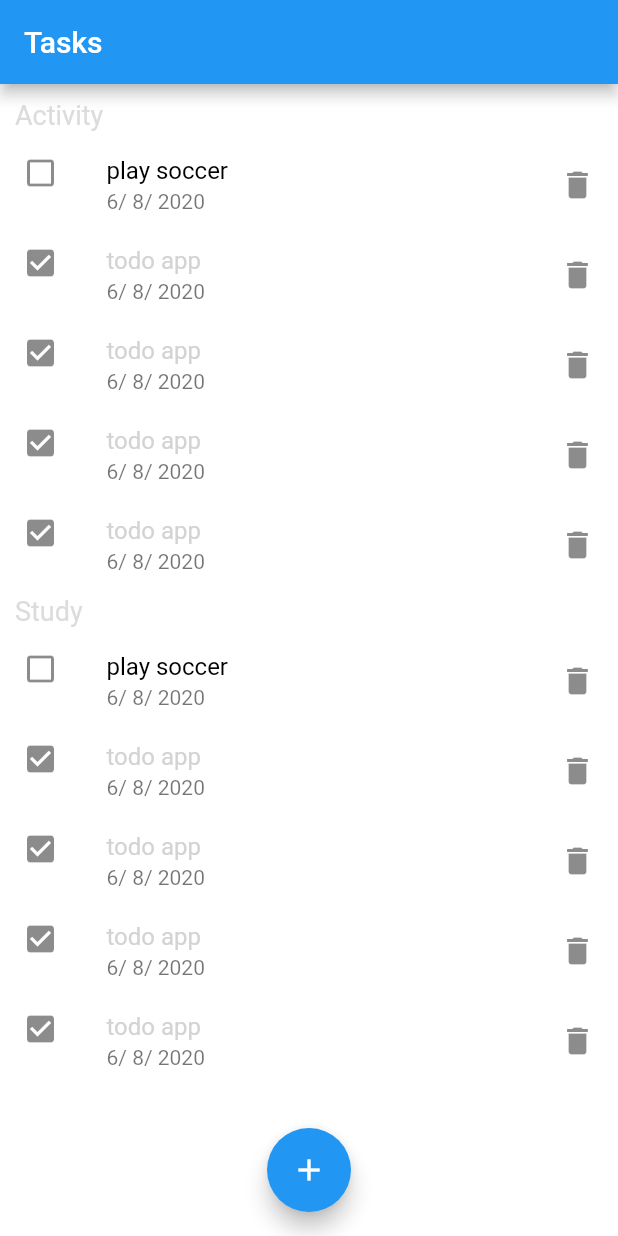
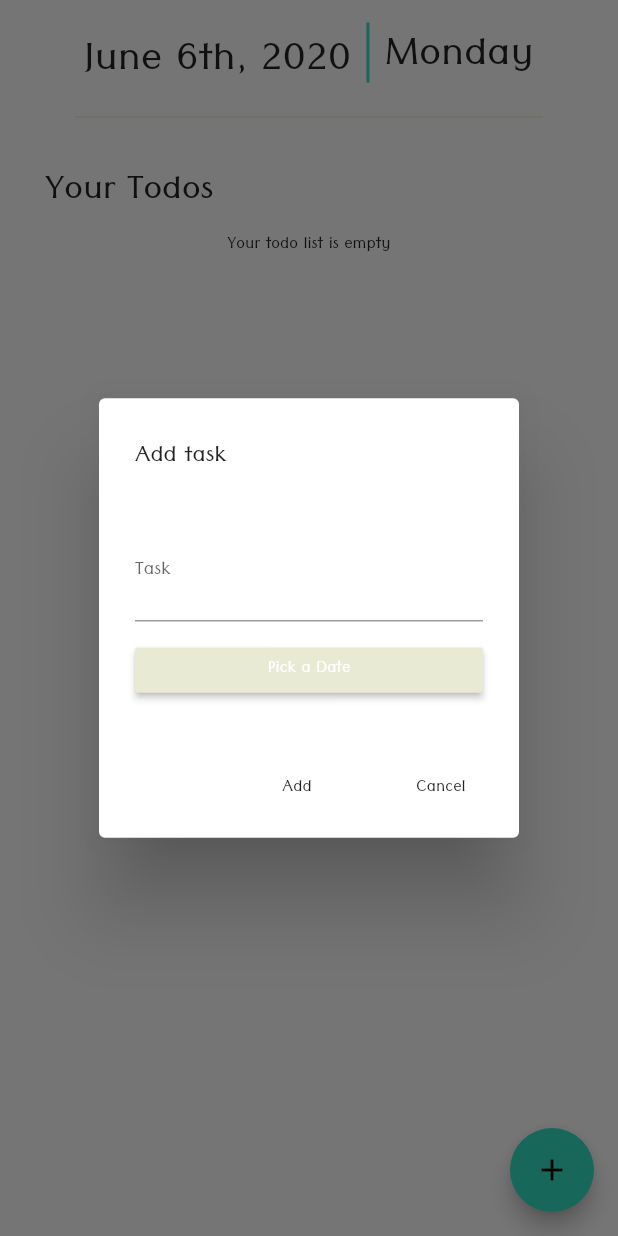
Before and after one commit to Bherekhet/todo, a Flutter app: the screen it shows after launch, after a tap on the "add" icon, on a phone screen of 412 x 824 dp. Run offline on Flutter 3.47's test engine with Material 2 defaults, Android fonts, the phone set to English and light mode, and no system bars.

Commit message:
Simple todo app roughly implemented, will work on connecting to db next

```diff
--- a/lib/constants.dart
+++ b/lib/constants.dart
@@ -2,6 +2,10 @@ library mygloba.globals;
 import 'package:flutter/widgets.dart';
 
 const TextStyle tTodoListTitle = TextStyle(color: Color(0xff000000), fontSize: 20,fontWeight: FontWeight.w400);
-const TextStyle tCompletedTodoTask = TextStyle(color: Color(0xffD3D3D3), fontSize: 16,fontWeight: FontWeight.w400);
-const TextStyle tTodoTask = TextStyle(color: Color(0xff000000), fontSize: 16,fontWeight: FontWeight.w400);
-const TextStyle tTodoCatagory = TextStyle(color: Color(0xffDCDCDC), fontSize: 18,fontWeight: FontWeight.w400);
+const TextStyle tCompletedTodoTask = TextStyle(color: Color(0xffD3D3D3), fontSize: 30,fontWeight: FontWeight.w400, decoration: TextDecoration.lineThrough);
+const TextStyle tTodoTask = TextStyle(color: Color(0xff000000), fontSize: 30,fontWeight: FontWeight.w400);
+const TextStyle tTodoCatagory = TextStyle(fontSize: 30,fontWeight: FontWeight.w400);
+const TextStyle tTodoTaskDate = TextStyle(fontSize: 20,fontWeight: FontWeight.w500);
+
+const TextStyle tScreenTitleDay = TextStyle(fontSize: 35);
+const TextStyle tScreenTitleDate = TextStyle(fontSize: 35);
--- a/lib/main.dart
+++ b/lib/main.dart
@@ -1,6 +1,9 @@
 import 'package:flutter/cupertino.dart';
 import 'package:flutter/material.dart';
+import 'package:provider/provider.dart';
+
 import './screens/todo_List_Screen.dart';
+import './providers/todo_list.dart';
 
 void main() {
   runApp(MyApp());
@@ -9,11 +12,39 @@ void main() {
 class MyApp extends StatelessWidget {
   @override
   Widget build(BuildContext context) {
-    return MaterialApp(
-      debugShowCheckedModeBanner: false,
-      title: 'Todo List',
-      home: TodoListScreen(),
+    return MultiProvider(
+      providers: [
+        ChangeNotifierProvider.value(
+          value: TodoList(),
+        ),
+        ChangeNotifierProvider.value(
+          value: Tasks(),
+        ),
+      ],
+      child: MaterialApp(
+        debugShowCheckedModeBanner: false,
+        title: 'Todo List',
+        theme: ThemeData(
+            primaryColor: Color(0xff32e0c4),
+            accentColor: Color(0xffe8ead3),
+            fontFamily: 'TenaliRamakrishna'),
+        home: TodoListScreen(),
+      ),
+    );
 
-    );
+    // MaterialApp(
+    // debugShowCheckedModeBanner: false,
+    // title: 'Todo List',
+    // theme: ThemeData(
+    //     primaryColor: Color(0xff32e0c4),
+    //     accentColor: Color(0xffe8ead3),
+    //     fontFamily: 'TenaliRamakrishna'),
+    //   home: MultiProvider(
+    //         providers: [
+    //           ChangeNotifierProvider.value(value: TodoList(),),
+    //           ChangeNotifierProvider.value(value: Tasks(),)
+    //         ],
+    //     child: TodoListScreen()),
+    // );
   }
 }
--- a/lib/providers/todo_list.dart
+++ b/lib/providers/todo_list.dart
@@ -1,21 +1,66 @@
+import 'package:flutter/cupertino.dart';
 
-
-class Tasks {
-  final String id;
-  final String title;
-
-  Tasks(this.id, this.title);
-}
-
-
-class TodoList {
-  final String id;
-  final String catagory;
-  final List<Tasks> tasks;
-
-  TodoList(this.id, this.catagory, this.tasks);
+// Map<String, Tasks> _tasks = {
+//   0,
+//   Tasks(
+//     id: '90',
+//     title: 'go for a swim',
+//     isComplete: true,
+//     dateTime: DateTime.now(),
+//   ),
+//   Tasks(
+//     id: '50',
+//     title: 'go for a swim',
+//     isComplete: false,
+//     dateTime: DateTime.now(),
+//   ),
+// };
 
 
 
+class Tasks with ChangeNotifier{
+  final String id;
+  final String title;
+  bool isComplete = false;
+  final DateTime dateTime;
+
+  Tasks({this.id, this.title, this.dateTime, this.isComplete});
+
+  void toggleCompleted(String id) {
+    isComplete = !isComplete;
+    notifyListeners();
+  }
+}
+
+class TodoList with ChangeNotifier {
+  Map<String, Tasks> _todos = {};
+
+  Map<String, Tasks> get tasks {
+    return {..._todos};
+  }
+
+  void addTodo(title, complete, date) {
+    if (date!= null) {
+      String value = '${_todos.length}';
+      _todos['$value'] = Tasks(id: value, title: title, isComplete: false, dateTime: date);
+    }
+    notifyListeners();
+  }
+
+  void toggleCompleted(String id) {
+    _todos.values.toList()[int.parse(id)].isComplete = !_todos.values.toList()[int.parse(id)].isComplete;
+    notifyListeners();
+  }
+
+  void deleteTask(String id) {
+    _todos.remove(id);
+    notifyListeners();
+  }
+
+  void sortTodoOnDate() {
+
+    notifyListeners();
+  }
+
 
 }
--- a/lib/screens/todo_List_Screen.dart
+++ b/lib/screens/todo_List_Screen.dart
@@ -1,112 +1,97 @@
 import 'package:flutter/cupertino.dart';
 import 'package:flutter/material.dart';
+import 'package:provider/provider.dart';
 
-import '../widgets/todo_catagory.dart';
+import '../widgets/add_todo_task.dart';
+import '../providers/todo_list.dart';
 import '../widgets/todo_Item.dart';
 import '../constants.dart' as Globals;
-
-List _tasks = [
-  {
-    'id': 0,
-    'catagory': 'Activity',
-    'tasks': [
-      'play soccer',
-      'go for a swim',
-    ],
-    'date': DateTime.now(),
-  },
-  {
-    'id': 1,
-    'catagory': 'Study',
-    'tasks': [
-      'Algorithms',
-      'todo app',
-    ],
-    'date': DateTime.now(),
-  },
-];
 
 class TodoListScreen extends StatelessWidget {
   @override
   Widget build(BuildContext context) {
+    final tasks = Provider.of<TodoList>(context).tasks;
+    print('error caused $tasks');
     return Scaffold(
       backgroundColor: CupertinoColors.white,
-      appBar: AppBar(
-        title: Text('Tasks'),
-      ),
       body: SafeArea(
         child: SingleChildScrollView(
-          physics: ScrollPhysics(),
           child: Column(
+            crossAxisAlignment: CrossAxisAlignment.start,
             children: <Widget>[
-              // Container(
-              //   padding: EdgeInsets.only(top: 10),
-              //   alignment: Alignment.topCenter,
-              //   child: Text('Your todo list', style: Globals.tTodoListTitle,),
-              // ),
-              TodoCatagory(
-                  id: _tasks[0]['id'], catagory: _tasks[0]['catagory']),
-
-              TodoItem(
-                id: _tasks[0]['id'],
-                task: _tasks[0]['tasks'][0],
-                isTaskDone: false,
+              Row(
+                mainAxisAlignment: MainAxisAlignment.center,
+                crossAxisAlignment: CrossAxisAlignment.center,
+                children: <Widget>[
+                  Padding(
+                    padding: const EdgeInsets.only(top: 15.0),
+                    child: Text(
+                      'June 6th, 2020',
+                      style: Globals.tScreenTitleDate,
+                    ),
+                  ),
+                  Container(
+                    height: 40,
+                    color: Theme.of(context).primaryColor,
+                    width: 2,
+                    margin: EdgeInsets.all(10),
+                  ),
+                  GestureDetector(
+                    child: Padding(
+                      padding: const EdgeInsets.only(top: 8.0),
+                      child: Text(
+                        'Monday',
+                        style: Globals.tScreenTitleDay,
+                      ),
+                    ),
+                    onTap: () {
+                      print('day selected');
+                    },
+                  ),
+                ],
               ),
-              TodoItem(
-                id: _tasks[1]['id'],
-                task: _tasks[1]['tasks'][1],
-                isTaskDone: true,
+              Divider(
+                endIndent: 50,
+                indent: 50,
+                color: Theme.of(context).accentColor,
               ),
-              TodoItem(
-                id: _tasks[1]['id'],
-                task: _tasks[1]['tasks'][1],
-                isTaskDone: true,
-              ),TodoItem(
-                id: _tasks[1]['id'],
-                task: _tasks[1]['tasks'][1],
-                isTaskDone: true,
-              ),TodoItem(
-                id: _tasks[1]['id'],
-                task: _tasks[1]['tasks'][1],
-                isTaskDone: true,
+              SizedBox(
+                height: 20,
               ),
-
-              TodoCatagory(
-                  id: _tasks[1]['id'], catagory: _tasks[1]['catagory']),
-
-              TodoItem(
-                id: _tasks[0]['id'],
-                task: _tasks[0]['tasks'][0],
-                isTaskDone: false,
-              ),
-              TodoItem(
-                id: _tasks[1]['id'],
-                task: _tasks[1]['tasks'][1],
-                isTaskDone: true,
-              ),
-              TodoItem(
-                id: _tasks[1]['id'],
-                task: _tasks[1]['tasks'][1],
-                isTaskDone: true,
-              ),TodoItem(
-                id: _tasks[1]['id'],
-                task: _tasks[1]['tasks'][1],
-                isTaskDone: true,
-              ),
-              TodoItem(
-                id: _tasks[1]['id'],
-                task: _tasks[1]['tasks'][1],
-                isTaskDone: true,
-              ),
+              Padding(
+                  padding: const EdgeInsets.symmetric(horizontal: 30),
+                  child: Text(
+                    'Your Todos',
+                    style: Globals.tTodoCatagory,
+                  )),
+              tasks.isNotEmpty ? ListView.builder(
+                physics: NeverScrollableScrollPhysics(),
+                shrinkWrap: true,
+                itemCount: tasks.length,
+                itemBuilder: (_, i) => Padding(
+                  padding: const EdgeInsets.symmetric(horizontal: 50),
+                  child: TodoItem(
+                    id: tasks.keys.toList()[i],
+                    task: tasks.values.toList()[i].title,
+                    isTaskDone: tasks.values.toList()[i].isComplete,
+                  ),
+                ),
+              ): Center(child: Text('Your todo list is empty')),
             ],
           ),
         ),
       ),
       floatingActionButton: FloatingActionButton(
-        child: Icon(Icons.add),
-        onPressed: () {},
-      ),
-      floatingActionButtonLocation: FloatingActionButtonLocation.centerFloat,
+          backgroundColor: Theme.of(context).primaryColor,
+          child: Icon(
+            Icons.add,
+          ),
+          onPressed: () {
+            showDialog(context: context, builder: (BuildContext ctx) {
+              return AddTodoTask();
+            });
+          }),
+      floatingActionButtonLocation: FloatingActionButtonLocation.endFloat,
     );
   }
 }
--- /dev/null
+++ b/lib/widgets/add_todo_task.dart
@@ -0,0 +1,86 @@
+import 'package:flutter/material.dart';
+import 'package:provider/provider.dart';
+
+import '../providers/todo_list.dart';
+
+class AddTodoTask extends StatefulWidget {
+  @override
+  _AddTodoTaskState createState() => _AddTodoTaskState();
+}
+
+class _AddTodoTaskState extends State<AddTodoTask> {
+  TextEditingController _controller = TextEditingController();
+  final _formKey = GlobalKey<FormState>();
+  DateTime _selectedDate;
+
+  @override
+  Widget build(BuildContext context) {
+    final todo = Provider.of<TodoList>(context);
+    return Form(
+      key: _formKey,
+      child: AlertDialog(
+        actions: <Widget>[
+          FlatButton(
+            child: Text('Add'),
+            onPressed: () {
+              if (_formKey.currentState.validate() && _selectedDate!= null) {
+                todo.addTodo(_controller.text, false, _selectedDate);
+                Navigator.pop(context);
+              } else {
+                print('date left empty');
+              }
+            },
+          ),
+          FlatButton(
+            child: Text('Cancel'),
+            onPressed: () {
+              Navigator.pop(context);
+            },
+          )
+        ],
+        title: Text('Add task'),
+        content: Container(
+          height: 130,
+          child: Column(
+            mainAxisAlignment: MainAxisAlignment.spaceAround,
+            children: <Widget>[
+              TextFormField(
+                controller: _controller,
+                decoration: InputDecoration(labelText: 'Task'),
+                validator: (value) {
+                  if (value.isEmpty) {
+                    return 'Please enter some text';
+                  }
+                  return null;
+                },
+              ),
+              Container(
+                height: 30,
+                width: double.infinity,
+                child: RaisedButton(
+                  color: _selectedDate != null ? Theme.of(context).primaryColor : Theme.of(context).accentColor,
+                  child: Text(
+                    _selectedDate != null ? '$_selectedDate' : 'Pick a Date',
+                    style: TextStyle(color: Colors.white),
+                  ),
+                  onPressed: () {
+                    showDatePicker(
+                      context: context,
+                      initialDate: DateTime.now(),
+                      firstDate: DateTime(2001),
+                      lastDate: DateTime(2222),
+                    ).then((value) {
+                      setState(() {
+                        _selectedDate = value;
+                      });
+                    });
+                  },
+                ),
+              ),
+            ],
+          ),
+        ),
+      ),
+    );
+  }
+}
--- a/lib/widgets/todo_catagory.dart
+++ b/lib/widgets/todo_catagory.dart
@@ -3,7 +3,7 @@ import 'package:flutter/material.dart';
 import '../constants.dart' as Globals;
 
 class TodoCatagory extends StatelessWidget {
-  final int id;
+  final String id;
   final String catagory;
 
   TodoCatagory({this.id, this.catagory});
```
Also changed, not shown: lib/widgets/todo_Item.dart (+57 -35 lines), pubspec.yaml (+7 -6 lines), assets/fonts/TenaliRamakrishna-Regular.ttf (added), pubspec.lock.
